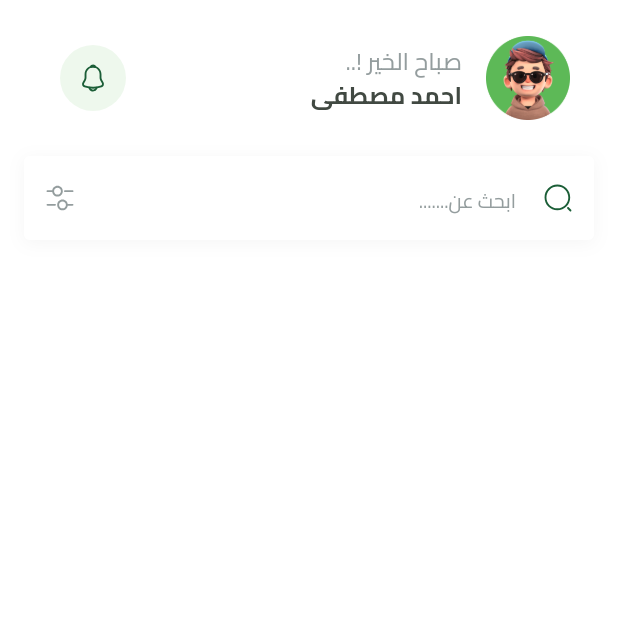
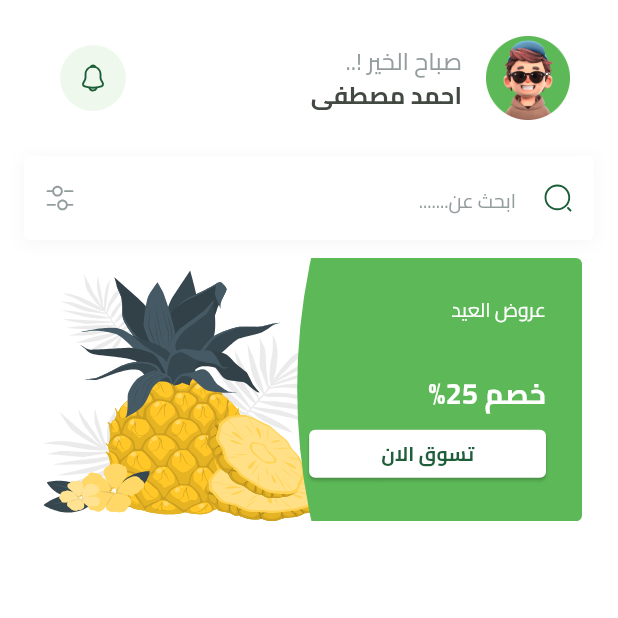
Before and after one commit to hashimsaffarini/Fruits-Hub, a Flutter app: the HomeView screen opened by its route, on a phone screen of 412 x 824 dp, the top half of it. Run offline on Flutter 3.47's test engine with Material 3 defaults, Android fonts, the phone set to English and light mode, and no system bars; our stand-ins replace cloud_firestore, dartz, dots_indicator, firebase_auth, firebase_core, flutter_bloc and 7 more; missing offline and left inert: flutter_facebook_auth; accounts and stored records are empty.

Commit message:
finish ui of list view featured items home

```diff
--- a/lib/core/utils/app_images.dart
+++ b/lib/core/utils/app_images.dart
@@ -17,6 +17,10 @@ class Assets {
   /// Assets for imagesFacebookIcon
   /// assets/images/facebook_icon.svg
   static const String imagesFacebookIcon = "assets/images/facebook_icon.svg";
+
+  /// Assets for imagesFeaturedItemBackground
+  /// assets/images/featured_item_background.svg
+  static const String imagesFeaturedItemBackground = "assets/images/featured_item_background.svg";
 
   /// Assets for imagesFilter
   /// assets/images/filter.svg
@@ -65,4 +69,8 @@ class Assets {
   /// Assets for imagesSplashBottom
   /// assets/images/splash_bottom.svg
   static const String imagesSplashBottom = "assets/images/splash_bottom.svg";
+
+  /// Assets for imagesWatermelonTest
+  /// assets/images/watermelon_test.png
+  static const String imagesWatermelonTest = "assets/images/watermelon_test.png";
 }
--- /dev/null
+++ b/lib/features/home/ui/views/widgets/featured_item.dart
@@ -0,0 +1,82 @@
+import 'package:flutter/material.dart';
+import 'package:flutter_svg/svg.dart';
+import 'package:flutter_svg_provider/flutter_svg_provider.dart' as svg;
+import 'package:fruits_hub/core/utils/app_images.dart';
+import 'package:fruits_hub/core/utils/app_text_styles.dart';
+import 'package:fruits_hub/features/home/ui/views/widgets/featured_item_button.dart';
+
+class FeaturedItem extends StatelessWidget {
+  const FeaturedItem({super.key});
+
+  @override
+  Widget build(BuildContext context) {
+    var itemWidth = MediaQuery.sizeOf(context).width - 32;
+    return ClipRRect(
+      borderRadius: BorderRadius.circular(4),
+      child: SizedBox(
+        width: itemWidth,
+        child: AspectRatio(
+          aspectRatio: 342 / 158,
+          child: Stack(
+            children: [
+              Positioned(
+                left: 0,
+                top: 0,
+                bottom: 0,
+                right: itemWidth * .4,
+                child: SvgPicture.asset(
+                  Assets.imagesPageViewItem2Image,
+                  fit: BoxFit.fill,
+                ),
+              ),
+              Container(
+                width: itemWidth * .5,
+                decoration: const BoxDecoration(
+                  image: DecorationImage(
+                    image: svg.Svg(Assets.imagesFeaturedItemBackground),
+                    fit: BoxFit.fill,
+                  ),
+                ),
+                child: Padding(
+                  padding: const EdgeInsets.only(
+                    right: 24,
+                  ),
+                  child: Column(
+                    crossAxisAlignment: CrossAxisAlignment.start,
+                    children: [
+                      const SizedBox(
+                        height: 25,
+                      ),
+                      Text(
+                        'عروض العيد',
+                        style: TextStyles.regular13.copyWith(
+                          color: Colors.white,
+                        ),
+                      ),
+                      const Spacer(),
+                      Text(
+                        'خصم 25%',
+                        style: TextStyles.bold19.copyWith(
+                          color: Colors.white,
+                        ),
+                      ),
+                      const SizedBox(
+                        height: 11,
+                      ),
+                      FeaturedItemButton(
+                        onPressed: () {},
+                      ),
+                      const SizedBox(
+                        height: 29,
+                      ),
+                    ],
+                  ),
+                ),
+              )
+            ],
+          ),
+        ),
+      ),
+    );
+  }
+}
--- /dev/null
+++ b/lib/features/home/ui/views/widgets/featured_item_button.dart
@@ -0,0 +1,36 @@
+import 'package:flutter/material.dart';
+import 'package:fruits_hub/core/utils/app_colors.dart';
+import 'package:fruits_hub/core/utils/app_text_styles.dart';
+
+class FeaturedItemButton extends StatelessWidget {
+  const FeaturedItemButton({super.key, required this.onPressed});
+  final VoidCallback onPressed;
+  @override
+  Widget build(BuildContext context) {
+    return SizedBox(
+      height: 32,
+      child: ElevatedButton(
+        style: TextButton.styleFrom(
+          shape: RoundedRectangleBorder(
+            borderRadius: BorderRadius.circular(
+              4,
+            ),
+          ),
+          backgroundColor: Colors.white,
+        ),
+        onPressed: onPressed,
+        child: Padding(
+          padding: const EdgeInsets.symmetric(horizontal: 24),
+          child: FittedBox(
+            child: Text(
+              'تسوق الان',
+              style: TextStyles.bold13.copyWith(
+                color: AppColors.primaryColor,
+              ),
+            ),
+          ),
+        ),
+      ),
+    );
+  }
+}
--- /dev/null
+++ b/lib/features/home/ui/views/widgets/featured_list.dart
@@ -0,0 +1,24 @@
+import 'package:flutter/material.dart';
+import 'package:fruits_hub/features/home/ui/views/widgets/featured_item.dart';
+
+class FeaturedList extends StatelessWidget {
+  const FeaturedList({super.key});
+
+  @override
+  Widget build(BuildContext context) {
+    return SingleChildScrollView(
+      scrollDirection: Axis.horizontal,
+      child: Row(
+        children: List.generate(
+          4,
+          (index) {
+            return const Padding(
+              padding: EdgeInsets.symmetric(horizontal: 8),
+              child: FeaturedItem(),
+            );
+          },
+        ),
+      ),
+    );
+  }
+}
--- a/lib/features/home/ui/views/widgets/home_view_body.dart
+++ b/lib/features/home/ui/views/widgets/home_view_body.dart
@@ -1,6 +1,7 @@
 import 'package:flutter/widgets.dart';
 import 'package:fruits_hub/core/widgets/search_text_field.dart';
 import 'package:fruits_hub/features/home/ui/views/widgets/custom_home_app_bar.dart';
+import 'package:fruits_hub/features/home/ui/views/widgets/featured_list.dart';
 
 class HomeViewBody extends StatelessWidget {
   const HomeViewBody({super.key});
@@ -22,6 +23,10 @@ class HomeViewBody extends StatelessWidget {
                   height: 16,
                 ),
                 SearchTextField(),
+                SizedBox(
+                  height: 12,
+                ),
+                FeaturedList(),
               ],
             ),
           )
--- a/pubspec.yaml
+++ b/pubspec.yaml
@@ -42,6 +42,7 @@ dependencies:
   flutter_localizations:
     sdk: flutter
   flutter_svg: ^2.0.10+1
+  flutter_svg_provider: ^1.0.7
   get_it: ^8.0.0
   google_sign_in: ^6.2.1
   modal_progress_hud_nsn: ^0.5.1
```
Also changed, not shown: assets/images/featured_item_background.svg (added), assets/images/watermelon_test.png (added), pubspec.lock.
